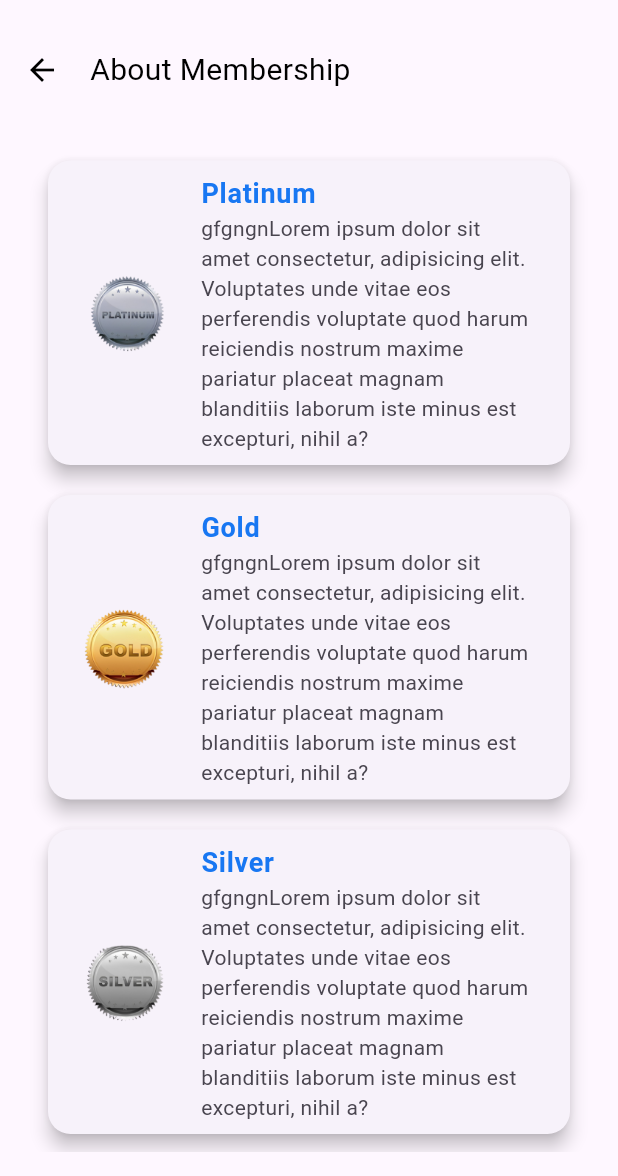
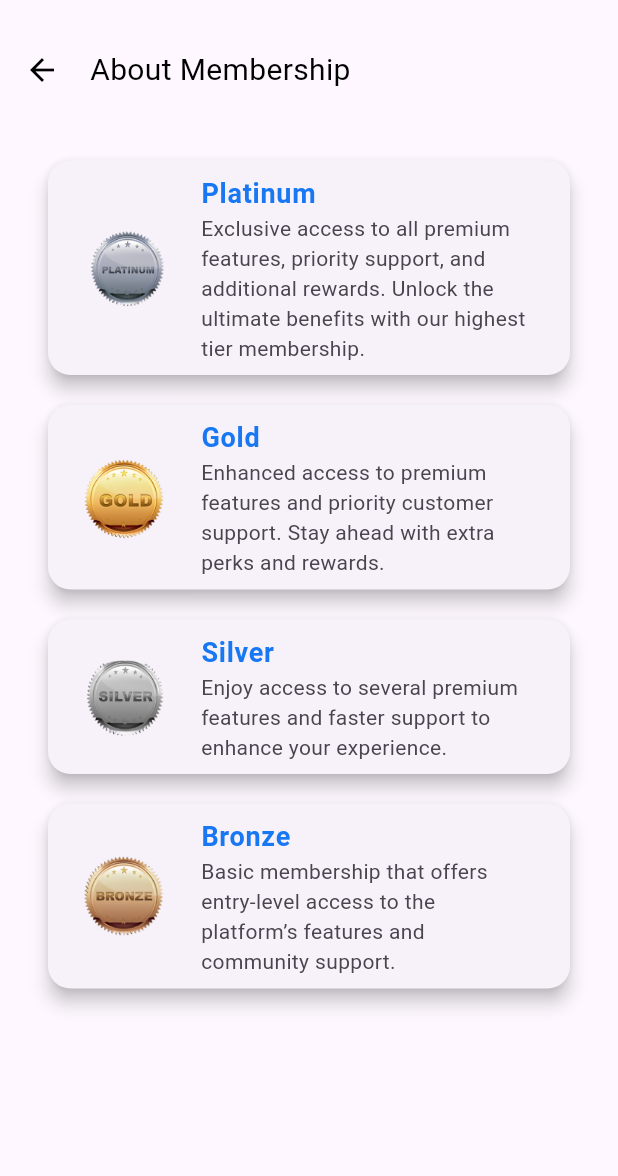
Before and after one commit to SDP-1/ocean_rescue, a Flutter app: the MembershipPage screen opened directly, on a phone screen of 412 x 824 dp, the part 60-1236 px from its top. Run offline on Flutter 3.47's test engine with Material 3 defaults, Android fonts, the phone set to English and light mode, and no system bars; our stand-ins replace cloud_firestore, firebase_auth, firebase_core, firebase_storage, flutter_image_compress, flutter_svg and 4 more; accounts and stored records are empty; network calls fail.

Commit message:
Edit Membership Page

```diff
--- a/lib/main.dart
+++ b/lib/main.dart
@@ -2,6 +2,7 @@ import 'package:firebase_core/firebase_core.dart'; // Import Firebase Core
 import 'package:flutter/material.dart';
 import 'package:ocean_rescue/pages/Achievements/achievements_page.dart';
 import 'package:ocean_rescue/pages/dumpReport/DumpReportHistory.dart';
+import 'package:ocean_rescue/pages/leaderboard/leaderboard.dart';
 import 'package:ocean_rescue/pages/membership/membership.dart';
 import 'package:ocean_rescue/pages/notification/NotificationScreen.dart';
 import 'package:ocean_rescue/pages/profile/edit_profile.dart';
@@ -34,8 +35,10 @@ class MyApp extends StatelessWidget {
      // home : DumpReportHistory(),
      //home : delete_confirmation_popup(),
      //  home: EditProfile(),
+      home: MembershipPage(),
     // home: AchievementsPage(),
-      home: ViewProfilePage(),
+    //   home: ViewProfilePage(),
+    //   home: LeaderboardPage(),
     );
   }
 }
--- a/lib/pages/membership/membership.dart
+++ b/lib/pages/membership/membership.dart
@@ -70,10 +70,10 @@ class _MembershipPageState extends State<MembershipPage> {
                 child: ListView(
                   padding: const EdgeInsets.all(16),
                   children: [
-                    membershipCard('Platinum', 'assets/medals/platinum.png', 'gfgngnLorem ipsum dolor sit amet consectetur, adipisicing elit. Voluptates unde vitae eos perferendis voluptate quod harum reiciendis nostrum maxime pariatur placeat magnam blanditiis laborum iste minus est excepturi, nihil a?'),
-                    membershipCard('Gold', 'assets/medals/gold.png', 'gfgngnLorem ipsum dolor sit amet consectetur, adipisicing elit. Voluptates unde vitae eos perferendis voluptate quod harum reiciendis nostrum maxime pariatur placeat magnam blanditiis laborum iste minus est excepturi, nihil a?'),
-                    membershipCard('Silver', 'assets/medals/silver.png', 'gfgngnLorem ipsum dolor sit amet consectetur, adipisicing elit. Voluptates unde vitae eos perferendis voluptate quod harum reiciendis nostrum maxime pariatur placeat magnam blanditiis laborum iste minus est excepturi, nihil a?'),
-                    membershipCard('Bronze', 'assets/medals/bronze.png', 'gfgngnLorem ipsum dolor sit amet consectetur, adipisicing elit. Voluptates unde vitae eos perferendis voluptate quod harum reiciendis nostrum maxime pariatur placeat magnam blanditiis laborum iste minus est excepturi, nihil a?'),
+                    membershipCard('Platinum', 'assets/medals/platinum.png', 'Exclusive access to all premium features, priority support, and additional rewards. Unlock the ultimate benefits with our highest tier membership.'),
+                    membershipCard('Gold', 'assets/medals/gold.png', 'Enhanced access to premium features and priority customer support. Stay ahead with extra perks and rewards.'),
+                    membershipCard('Silver', 'assets/medals/silver.png', 'Enjoy access to several premium features and faster support to enhance your experience.'),
+                    membershipCard('Bronze', 'assets/medals/bronze.png', 'Basic membership that offers entry-level access to the platform’s features and community support.'),
                   ],
                 ),
               ),
--- a/lib/pages/profile/edit_profile.dart
+++ b/lib/pages/profile/edit_profile.dart
@@ -99,7 +99,7 @@ class _EditProfileState extends State<EditProfile> {
               buildTextField(
                   'Username', 'John_Doe',  false),
               buildTextField(
-                  'Full Name', 'John Doe',  false),
+                  'Bio', 'John Doe',  false),
               buildTextField(
                   'Email', 'johndoe@gmail.com',  false),
               const SizedBox(
```
